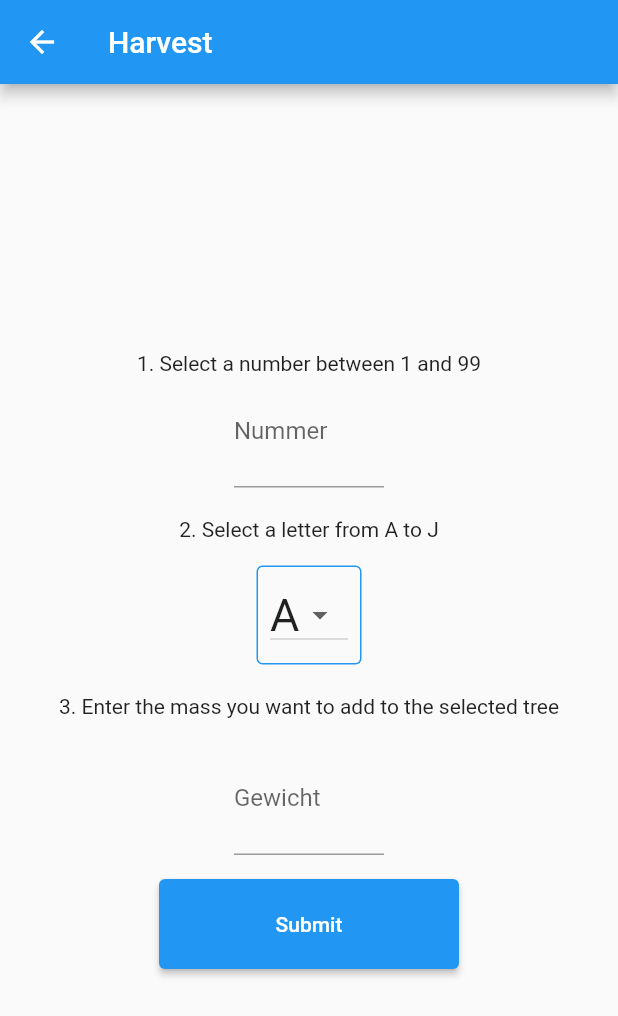
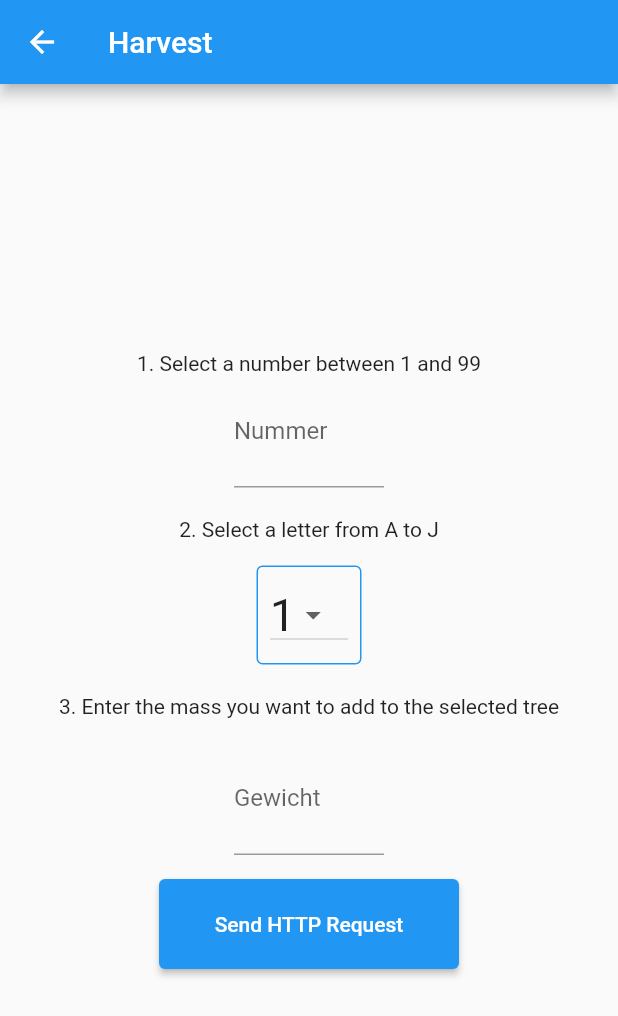
Before and after one commit to Kallfass/LOG, a Flutter app: the Harvest screen opened directly, on a phone screen of 412 x 824 dp. Shown: the top 1016 px of the screen. Run offline on Flutter 3.47's test engine with Material 2 defaults, Android fonts, the phone set to English and light mode, and no system bars.

Commit message:
Add post methode to button logic

```diff
--- a/lib/HarvestPage.dart
+++ b/lib/HarvestPage.dart
@@ -1,5 +1,6 @@
 import 'package:flutter/material.dart';
 import 'package:flutter/services.dart';
+import 'package:log/Http_handler.dart';
 
 class Harvest extends StatefulWidget {
   @override
@@ -7,7 +8,7 @@ class Harvest extends StatefulWidget {
 }
 
 class _HarvestState extends State<Harvest> {
-  String? selectedZone = 'A'; // Initial value for the dropdown.
+  String? selectedZone = '1'; // Initial value for the dropdown.
   final mass_controller = TextEditingController();
   final number_controller = TextEditingController();
 
@@ -52,7 +53,7 @@ class _HarvestState extends State<Harvest> {
                 ),// Set this to whatever width you want.
                 child: DropdownButton<String>(
                   value: selectedZone,
-                  items: ['A', 'B', 'C', 'D', 'E', 'F', 'G', 'H', 'I', 'J']
+                  items: ['1', '2', '3', '4', '5']
                       .map<DropdownMenuItem<String>>(
                         (String value) {
                       return DropdownMenuItem<String>(
@@ -94,20 +95,11 @@ class _HarvestState extends State<Harvest> {
               child: Container(
                 width: 200,
                 height: 60,
-                child: ElevatedButton (
-                  child: Text('Submit'),
+                child: ElevatedButton(
                   onPressed: (){
-                    showDialog(
-                      context: context,
-                      builder: (context) {
-                        return AlertDialog(
-                          // Retrieve the text that the user has entered by using the
-                          // TextEditingController.
-                          content: Text(number_controller.text + " // " + selectedZone! + " // "+ mass_controller.text + " // "),
-                        );
-                      },
-                    );
+                    Http_handler().post_tree_info(number_controller.text, selectedZone, mass_controller.text);
                   },
+                    child: Text('Send HTTP Request'),
                 ),
               ),
             ),
```
